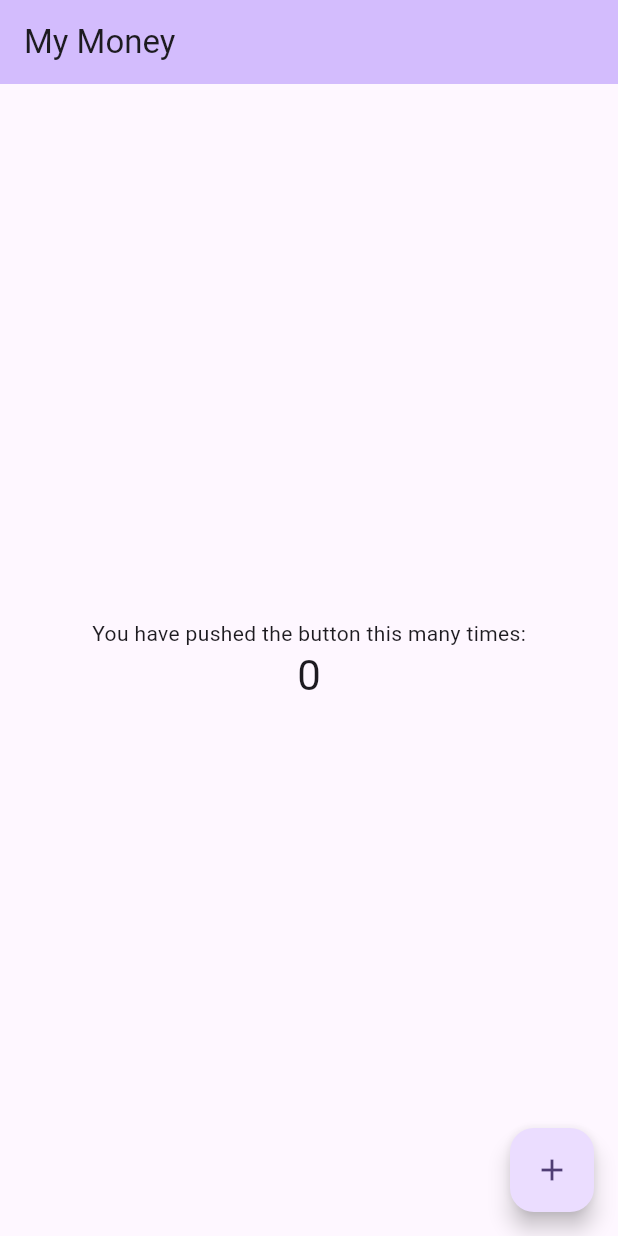
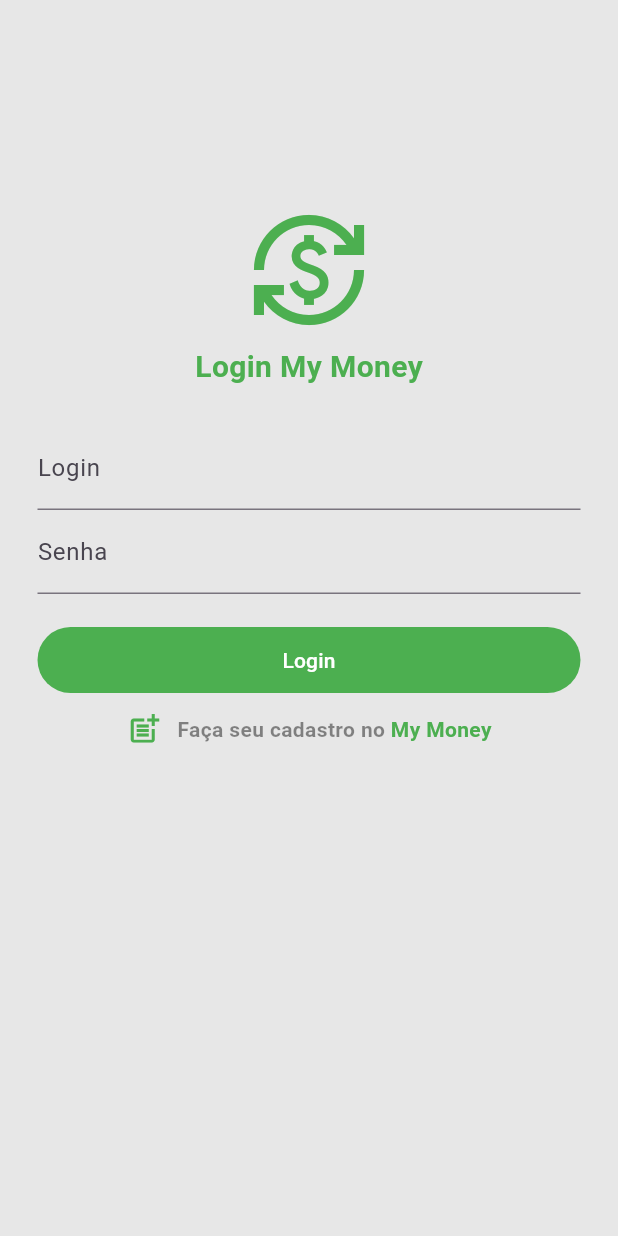
Before and after one commit to douglasqs/app-my.money, a Flutter app: the screen it shows after launch, on a phone screen of 412 x 824 dp. Run offline on Flutter 3.47's test engine with Material 2 defaults, Android fonts, the phone set to English and light mode, and no system bars.

Commit message:
semana 2

```diff
--- a/lib/main.dart
+++ b/lib/main.dart
@@ -1,39 +1,29 @@
 import 'package:flutter/material.dart';
-import 'package:projeto/src/home/page/home_page.dart';
+import 'package:my_money/src/modules/initial/page/initial_page.dart';
+import 'package:my_money/src/modules/login/page/login_page.dart';
+import 'package:my_money/src/router/app_router.dart';
 
 void main() {
-  runApp(const MyApp());
+  runApp(const App());
 }
 
-class MyApp extends StatelessWidget {
-  const MyApp({super.key});
+class App extends StatelessWidget {
+  const App({super.key});
 
-  // This widget is the root of your application.
   @override
   Widget build(BuildContext context) {
     return MaterialApp(
-      debugShowCheckedModeBanner: false,
       title: 'My Money',
       theme: ThemeData(
-        // This is the theme of your application.
-        //
-        // TRY THIS: Try running your application with "flutter run". You'll see
-        // the application has a blue toolbar. Then, without quitting the app,
-        // try changing the seedColor in the colorScheme below to Colors.green
-        // and then invoke "hot reload" (save your changes or press the "hot
-        // reload" button in a Flutter-supported IDE, or press "r" if you used
-        // the command line to start the app).
-        //
-        // Notice that the counter didn't reset back to zero; the application
-        // state is not lost during the reload. To reset the state, use hot
-        // restart instead.
-        //
-        // This works for code too, not just values: Most code changes can be
-        // tested with just a hot reload.
-        colorScheme: ColorScheme.fromSeed(seedColor: Colors.deepPurple),
+        primarySwatch: Colors.green,
         useMaterial3: true,
       ),
-      home: const MyHomePage(title: 'My Money'),
+      home: const InitialPage(),
+      debugShowCheckedModeBanner: false,
+      darkTheme: ThemeData.dark(),
+      routes: {
+        AppRouter.login: (context) => const LoginPage(),
+      },
     );
   }
 }
--- a/lib/src/home/page/home_page.dart
+++ /dev/null
@@ -1,90 +0,0 @@
-
-import 'package:flutter/material.dart';
-
-class MyHomePage extends StatefulWidget {
-  const MyHomePage({super.key, required this.title});
-
-  // This widget is the home page of your application. It is stateful, meaning
-  // that it has a State object (defined below) that contains fields that affect
-  // how it looks.
-
-  // This class is the configuration for the state. It holds the values (in this
-  // case the title) provided by the parent (in this case the App widget) and
-  // used by the build method of the State. Fields in a Widget subclass are
-  // always marked "final".
-
-  final String title;
-
-  @override
-  State<MyHomePage> createState() => _MyHomePageState();
-}
-
-class _MyHomePageState extends State<MyHomePage> {
-  int _counter = 0;
-
-  void _incrementCounter() {
-    setState(() {
-      // This call to setState tells the Flutter framework that something has
-      // changed in this State, which causes it to rerun the build method below
-      // so that the display can reflect the updated values. If we changed
-      // _counter without calling setState(), then the build method would not be
-      // called again, and so nothing would appear to happen.
-      _counter++;
-    });
-  }
-
-  @override
-  Widget build(BuildContext context) {
-    // This method is rerun every time setState is called, for instance as done
-    // by the _incrementCounter method above.
-    //
-    // The Flutter framework has been optimized to make rerunning build methods
-    // fast, so that you can just rebuild anything that needs updating rather
-    // than having to individually change instances of widgets.
-    return Scaffold(
-      appBar: AppBar(
-        // TRY THIS: Try changing the color here to a specific color (to
-        // Colors.amber, perhaps?) and trigger a hot reload to see the AppBar
-        // change color while the other colors stay the same.
-        backgroundColor: Theme.of(context).colorScheme.inversePrimary,
-        // Here we take the value from the MyHomePage object that was created by
-        // the App.build method, and use it to set our appbar title.
-        title: Text(widget.title),
-      ),
-      body: Center(
-        // Center is a layout widget. It takes a single child and positions it
-        // in the middle of the parent.
-        child: Column(
-          // Column is also a layout widget. It takes a list of children and
-          // arranges them vertically. By default, it sizes itself to fit its
-          // children horizontally, and tries to be as tall as its parent.
-          //
-          // Column has various properties to control how it sizes itself and
-          // how it positions its children. Here we use mainAxisAlignment to
-          // center the children vertically; the main axis here is the vertical
-          // axis because Columns are vertical (the cross axis would be
-          // horizontal).
-          //
-          // TRY THIS: Invoke "debug painting" (choose the "Toggle Debug Paint"
-          // action in the IDE, or press "p" in the console), to see the
-          // wireframe for each widget.
-          mainAxisAlignment: MainAxisAlignment.center,
-          children: <Widget>[
-            const Text(
-              'You have pushed the button this many times:',
-            ),
-            Text(
-              '$_counter',
-              style: Theme.of(context).textTheme.headlineMedium,
-            ),
-          ],
-        ),
-      ),
-      floatingActionButton: FloatingActionButton(
-        onPressed: _incrementCounter,
-        tooltip: 'Increment',
-        child: const Icon(Icons.add),
-      ), // This trailing comma makes auto-formatting nicer for build methods.
-    );
-  }
-}
--- /dev/null
+++ b/lib/src/modules/login/components/register_link.dart
@@ -0,0 +1,33 @@
+import 'package:flutter/material.dart';
+import 'package:my_money/src/shared/colors/app_colors.dart';
+
+class RegisterLink extends StatelessWidget {
+  const RegisterLink({super.key});
+
+  @override
+  Widget build(BuildContext context) {
+    return Row(
+      mainAxisAlignment: MainAxisAlignment.center,
+      children: const [
+        Padding(
+          padding: EdgeInsets.only(right: 10),
+          child: Icon(Icons.post_add, color: AppColors.logo),
+        ),
+        Text(
+          'Faça seu cadastro no ',
+          style: TextStyle(
+            color: Colors.black45,
+            fontWeight: FontWeight.bold,
+          ),
+        ),
+        Text(
+          'My Money',
+          style: TextStyle(
+            color: AppColors.logo,
+            fontWeight: FontWeight.bold,
+          ),
+        ),
+      ],
+    );
+  }
+}
--- /dev/null
+++ b/lib/src/modules/login/page/login_page.dart
@@ -0,0 +1,87 @@
+import 'package:flutter/material.dart';
+import 'package:my_money/src/modules/login/components/register_link.dart';
+import 'package:my_money/src/shared/colors/app_colors.dart';
+import 'package:my_money/src/shared/components/app_button.dart';
+import 'package:my_money/src/shared/components/app_loading.dart';
+import 'package:my_money/src/shared/components/app_logo_title.dart';
+
+class LoginPage extends StatefulWidget {
+  const LoginPage({super.key});
+
+  @override
+  State<LoginPage> createState() => _LoginPageState();
+}
+
+class _LoginPageState extends State<LoginPage> {
+  final TextEditingController loginController = TextEditingController();
+  final TextEditingController passwordController = TextEditingController();
+
+  bool isLoading = true;
+
+  @override
+  void initState() {
+    super.initState();
+    Future.delayed(
+      const Duration(seconds: 5),
+    ).then((_) => setState(() {
+          isLoading = false;
+        }));
+  }
+
+  @override
+  Widget build(BuildContext context) {
+    return isLoading
+        ? const Center(
+            child: AppLoading(),
+          )
+        : Scaffold(
+            backgroundColor: AppColors.appPageBackground,
+            body: SingleChildScrollView(
+              child: SafeArea(
+                  child: Center(
+                child: Padding(
+                  padding: const EdgeInsets.only(
+                    top: 140,
+                    left: 25,
+                    right: 25,
+                  ),
+                  child: Column(
+                      mainAxisSize: MainAxisSize.max,
+                      crossAxisAlignment: CrossAxisAlignment.center,
+                      children: [
+                        const AppLogoTitle(
+                          title: 'Login My Money',
+                          iconSize: 80,
+                          titleSize: 20,
+                        ),
+                        TextFormField(
+                          enabled: true,
+                          controller: loginController,
+                          textAlign: TextAlign.start,
+                          autofocus: false,
+                          keyboardType: TextInputType.text,
+                          decoration:
+                              const InputDecoration(label: Text('Login')),
+                        ),
+                        TextFormField(
+                          enabled: true,
+                          controller: passwordController,
+                          textAlign: TextAlign.start,
+                          autofocus: false,
+                          keyboardType: TextInputType.text,
+                          obscureText: true,
+                          decoration:
+                              const InputDecoration(label: Text('Senha')),
+                        ),
+                        Padding(
+                            padding: const EdgeInsets.only(top: 20, bottom: 10),
+                            child: AppButton(action: () {}, label: "Login")),
+                        GestureDetector(
+                            onTap: () {}, child: const RegisterLink()),
+                      ]),
+                ),
+              )),
+            ),
+          );
+  }
+}
--- /dev/null
+++ b/lib/src/router/app_router.dart
@@ -0,0 +1,3 @@
+class AppRouter {
+  static const String login = '/login';
+}
--- /dev/null
+++ b/lib/src/shared/colors/app_colors.dart
@@ -0,0 +1,8 @@
+import 'package:flutter/material.dart';
+
+class AppColors {
+  static const Color initialPageBackground = Color(0xFFE7E7E7);
+  static const Color appPageBackground = Color(0xFFE7E7E7);
+  static const Color logo = Colors.green;
+  static const Color expense = Colors.redAccent;
+}
--- /dev/null
+++ b/lib/src/shared/components/app_button.dart
@@ -0,0 +1,55 @@
+import 'package:flutter/material.dart';
+
+class AppButton extends StatelessWidget {
+  final VoidCallback action;
+  final BuildContext? context;
+  final String label;
+  final double? paddingTop;
+  final double? paddingBottom;
+  final double? paddingLeft;
+  final double? paddingRigth;
+
+  final double? height;
+
+  const AppButton({
+    Key? key,
+    required this.action,
+    this.context,
+    required this.label,
+    this.paddingTop,
+    this.paddingBottom,
+    this.paddingLeft,
+    this.paddingRigth,
+    this.height,
+  }) : super(key: key);
+
+  @override
+  Widget build(BuildContext context) {
+    return Padding(
+      padding: EdgeInsets.only(
+        bottom: paddingBottom ?? 0,
+        top: paddingTop ?? 0,
+        left: paddingLeft ?? 0,
+        right: paddingRigth ?? 0,
+      ),
+      child: SizedBox(
+        width: double.infinity,
+        child: TextButton(
+          onPressed: action,
+          style: TextButton.styleFrom(
+            shape:
+                RoundedRectangleBorder(borderRadius: BorderRadius.circular(50)),
+            backgroundColor: Colors.green,
+            foregroundColor: Colors.green,
+            padding: const EdgeInsets.all(12),
+            surfaceTintColor: Colors.green,
+          ),
+          child: Text(label,
+              textAlign: TextAlign.center,
+              overflow: TextOverflow.clip,
+              style: const TextStyle(color: Colors.white)),
+        ),
+      ),
+    );
+  }
+}
--- /dev/null
+++ b/lib/src/shared/components/app_logo_title.dart
@@ -0,0 +1,40 @@
+import 'package:flutter/material.dart';
+import 'package:my_money/src/shared/colors/app_colors.dart';
+
+class AppLogoTitle extends StatelessWidget {
+  final String title;
+  final double? titleSize;
+  final double? iconSize;
+
+  const AppLogoTitle({
+    super.key,
+    required this.title,
+    this.titleSize,
+    this.iconSize,
+  });
+
+  @override
+  Widget build(BuildContext context) {
+    return Column(
+      children: [
+        Icon(
+          Icons.currency_exchange,
+          color: AppColors.logo,
+          size: iconSize ?? 100,
+        ),
+        Padding(
+            padding: const EdgeInsets.only(
+              top: 10,
+              bottom: 25,
+            ),
+            child: Text(
+              title,
+              style: TextStyle(
+                  color: AppColors.logo,
+                  fontSize: titleSize ?? 20,
+                  fontWeight: FontWeight.bold),
+            ))
+      ],
+    );
+  }
+}
--- /dev/null
+++ b/lib/src/shared/extensions/string_extension.dart
@@ -0,0 +1,5 @@
+extension StringExtension on String {
+  String onlyNumber() => replaceAll(RegExp(r'[^0-9]'), '');
+
+  String trimLeftZeros() => replaceAll(RegExp(r'^0+'), '');
+}
--- /dev/null
+++ b/lib/src/shared/metrics/app_metrics.dart
@@ -0,0 +1,3 @@
+class AppMetrics {
+  static const double barHeight = 50;
+}
```
Also changed, not shown: lib/src/modules/initial/page/initial_page.dart (added, +40 -0 lines), lib/src/shared/components/app_loading.dart (added, +19 -0 lines), lib/src/shared/helpers/input_mask.dart (added, +79 -0 lines), lib/src/shared/helpers/text_input_formatter.dart (added, +16 -0 lines), pubspec.yaml (+9 -40 lines), pubspec.lock, 16 other files.
